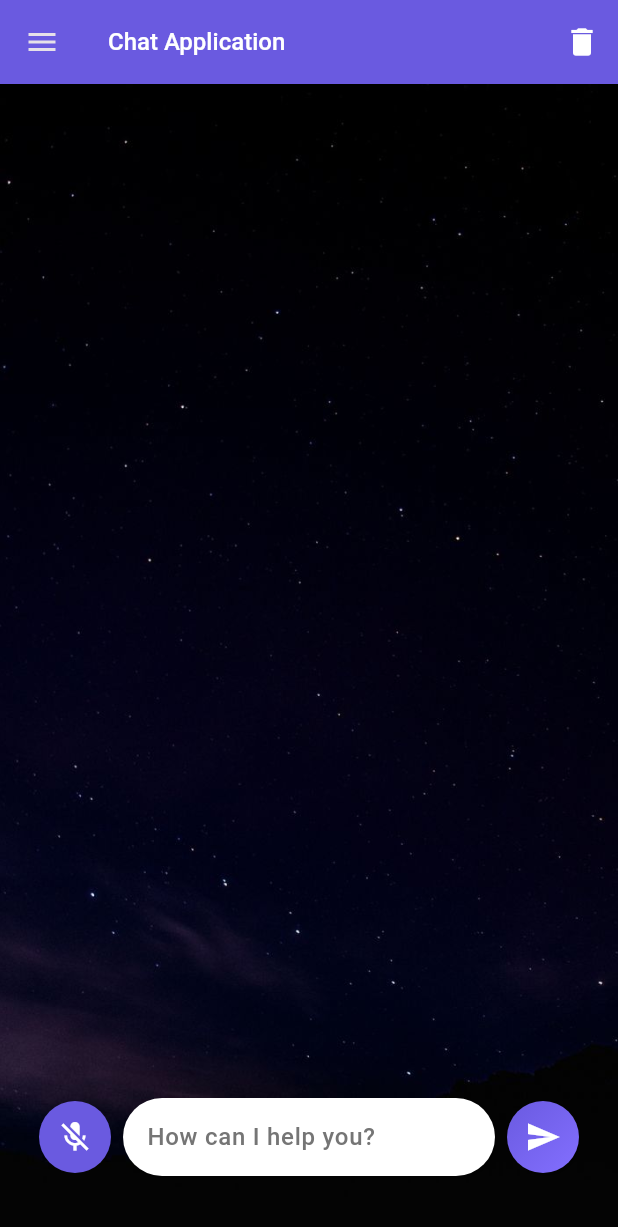
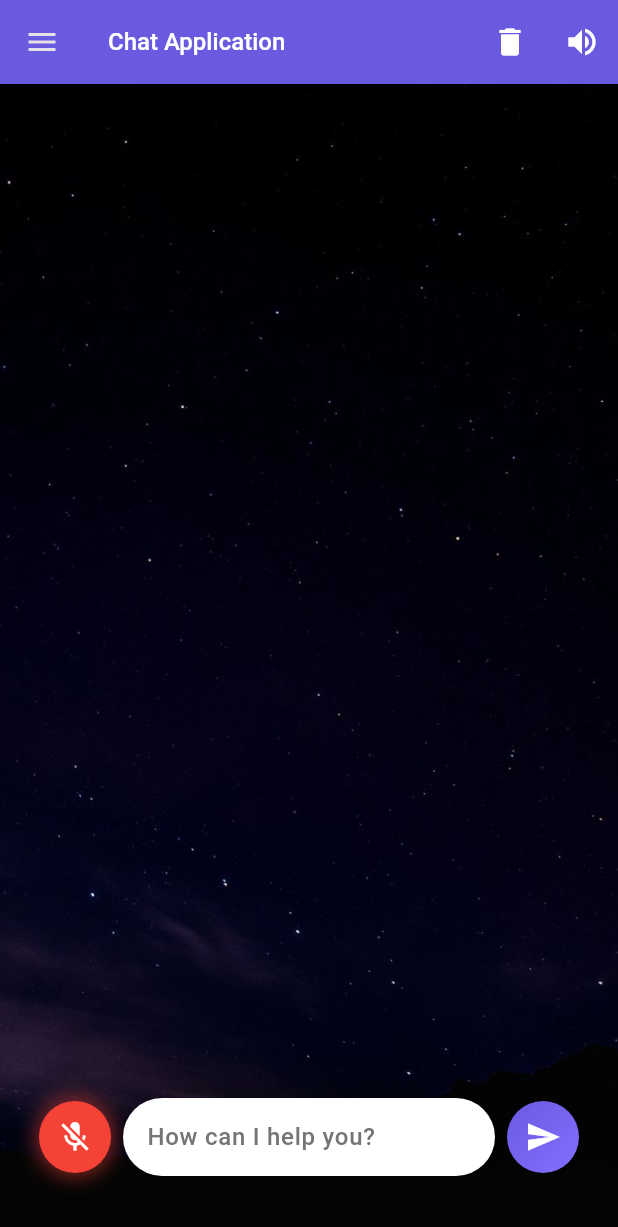
Before and after one commit to AkshayrajsinhChudasama/AI-Personal-Assistant, a Flutter app: the screen it shows once a user with an empty profile is signed in, after a tap on the "mic" icon, on a phone screen of 412 x 824 dp. Shown: the top 1227 px of the screen. Run offline on Flutter 3.47's test engine with Material 3 defaults, Android fonts, the phone set to English and light mode, and no system bars; our stand-ins replace awesome_notifications, firebase_auth, firebase_core, flutter_secure_storage, flutter_tts, google_sign_in and 3 more; accounts and stored records are empty; network calls fail.

Commit message:
Implemented text to speech and made ui better

```diff
--- a/chatbot_ui/lib/screens/home.dart
+++ b/chatbot_ui/lib/screens/home.dart
@@ -1,14 +1,15 @@
+import 'package:flutter/material.dart';
 import 'package:chatbot_ui/services/notificationController.dart';
 import 'package:chatbot_ui/widgets/Input.dart';
-import 'package:flutter/material.dart';
-import 'package:chatbot_ui/utils/colors.dart';
 import 'package:flutter_secure_storage/flutter_secure_storage.dart';
 import 'package:google_sign_in/google_sign_in.dart';
 import 'package:firebase_auth/firebase_auth.dart';
 import '../services/api.dart';
 import '../services/notification.dart';
+import '../utils/colors.dart';
 import '../widgets/utils.dart';
 import 'package:intl/intl.dart';
+import 'package:flutter_tts/flutter_tts.dart';
 
 class HomeScreen extends StatefulWidget {
   const HomeScreen({super.key});
@@ -24,10 +25,13 @@ class HomeScreenState extends State<HomeScreen> with SingleTickerProviderStateMi
   final FlutterSecureStorage _secureStorage = const FlutterSecureStorage();
   String chatHistory = '';
   String stage = 'new';
-  List<Map<String, dynamic>> messages = []; // Store datetime along with the message
+  List<Map<String, dynamic>> messages = [];
   late AnimationController _menuController;
   late Animation<double> _menuAnimation;
   bool isMenuOpen = false;
+  FlutterTts flutterTts = FlutterTts();
+
+  bool isSpeechEnabled = false; // Track speech button state
 
   @override
   void initState() {
@@ -48,9 +52,11 @@ class HomeScreenState extends State<HomeScreen> with SingleTickerProviderStateMi
     _messageController.dispose();
     _scrollController.dispose();
     _menuController.dispose();
+    flutterTts.stop();
     super.dispose();
   }
 
+  // Method to load messages
   void loadMessages() async {
     String? email = FirebaseAuth.instance.currentUser?.email;
     if (email != null) {
@@ -134,16 +140,25 @@ class HomeScreenState extends State<HomeScreen> with SingleTickerProviderStateMi
     return messageWidgets;
   }
 
+  // Method to handle text-to-speech
+  Future<void> _speak(String text) async {
+    if (isSpeechEnabled && text.isNotEmpty) {
+      await flutterTts.setLanguage("en-US");
+      await flutterTts.setPitch(1);
+      await flutterTts.speak(text);  // Speak the text
+    }
+  }
+
   @override
   Widget build(BuildContext context) {
     return GestureDetector(
       onTap: _closeMenu,
       child: Scaffold(
         appBar: AppBar(
-          title: const Text("Chat Application"
-          ,style: TextStyle(
+          title: const Text("Chat Application",
+            style: TextStyle(
               fontSize: 16,
-              color:  Colors.white ,
+              color: Colors.white,
               fontWeight: FontWeight.w500,
             ),
           ),
@@ -161,6 +176,22 @@ class HomeScreenState extends State<HomeScreen> with SingleTickerProviderStateMi
               onPressed: _clearHistory,
               color: Colors.white,
               tooltip: 'Clear History',
+            ),
+            IconButton(
+              icon: isSpeechEnabled
+                  ? const Icon(Icons.volume_up, color: Colors.green)
+                  : const Icon(Icons.volume_up, color: Colors.white), // Change color for ON/OFF state
+              onPressed: () {
+                setState(() {
+                  isSpeechEnabled = !isSpeechEnabled; // Toggle speech state
+                });
+
+                if (messages.isNotEmpty) {
+                  _speak(messages.last['message']); // Speak last message if button is ON
+                }
+              },
+              color: Colors.white,
+              tooltip: isSpeechEnabled ? 'Speech Enabled' : 'Speech Disabled', // Update tooltip text
             ),
           ],
         ),
@@ -180,7 +211,7 @@ class HomeScreenState extends State<HomeScreen> with SingleTickerProviderStateMi
                   Expanded(
                     child: ListView(
                       controller: _scrollController,
-                      children: buildMessageList(),  // Use the new message list builder
+                      children: buildMessageList(),
                     ),
                   ),
                   Padding(
@@ -210,10 +241,10 @@ class HomeScreenState extends State<HomeScreen> with SingleTickerProviderStateMi
                       crossAxisAlignment: CrossAxisAlignment.start,
                       children: [
                         Container(
-                          color: Colors.white, // White background
+                          color: Colors.white,
                           child: ListTile(
                             leading: const Icon(Icons.logout, color: Colors.black),
-                            title: const Text('Log Out',style: TextStyle(color: Colors.black),),
+                            title: const Text('Log Out', style: TextStyle(color: Colors.black)),
                             onTap: () async {
                               _closeMenu();
                               await Future.delayed(const Duration(milliseconds: 200));
@@ -250,6 +281,7 @@ class HomeScreenState extends State<HomeScreen> with SingleTickerProviderStateMi
       });
       var data = await ChatAPI().sendMessageToApi(message, chatHistory, stage, email!);
       var apiResponse = data['text'];
+
       setState(() {
         chatHistory += '\nBot: $apiResponse';
         if (data['text'] != null) {
@@ -263,34 +295,14 @@ class HomeScreenState extends State<HomeScreen> with SingleTickerProviderStateMi
           'dateTime': DateTime.now(),
         });
       });
+
+      // Speak the bot's response if speech is enabled
+      if (isSpeechEnabled && apiResponse.isNotEmpty) {
+        _speak(apiResponse);  // Speak the response
+      }
+
       _scrollToBottom();
     }
-  }
-
-  Future<bool?> _showConfirmationDialog() {
-    return showDialog<bool>(
-      context: context,
-      builder: (BuildContext context) {
-        return AlertDialog(
-          title: const Text('Are you sure?'),
-          content: const Text('This action will delete all your messages permanently.'),
-          actions: <Widget>[
-            TextButton(
-              onPressed: () {
-                Navigator.of(context).pop(false); // User pressed No
-              },
-              child: const Text('No'),
-            ),
-            TextButton(
-              onPressed: () {
-                Navigator.of(context).pop(true); // User pressed Yes
-              },
-              child: const Text('Yes'),
-            ),
-          ],
-        );
-      },
-    );
   }
 
   void _scrollToBottom() {
@@ -370,4 +382,30 @@ class HomeScreenState extends State<HomeScreen> with SingleTickerProviderStateMi
       }
     }
   }
+
+  Future<bool?> _showConfirmationDialog() {
+    return showDialog<bool>(
+      context: context,
+      builder: (BuildContext context) {
+        return AlertDialog(
+          title: const Text('Are you sure?'),
+          content: const Text('This action will delete all your messages permanently.'),
+          actions: <Widget>[
+            TextButton(
+              onPressed: () {
+                Navigator.of(context).pop(false); // User pressed No
+              },
+              child: const Text('No'),
+            ),
+            TextButton(
+              onPressed: () {
+                Navigator.of(context).pop(true); // User pressed Yes
+              },
+              child: const Text('Yes'),
+            ),
+          ],
+        );
+      },
+    );
+  }
 }
--- a/chatbot_ui/lib/widgets/Input.dart
+++ b/chatbot_ui/lib/widgets/Input.dart
@@ -12,40 +12,51 @@ class ChatInputField extends StatefulWidget {
   _ChatInputFieldState createState() => _ChatInputFieldState();
 }
 
-class _ChatInputFieldState extends State<ChatInputField> {
+class _ChatInputFieldState extends State<ChatInputField> with SingleTickerProviderStateMixin {
   stt.SpeechToText _speechToText = stt.SpeechToText();
   bool _isListening = false;
+  double _rotation = 0.0;  // For rotating the mic icon
 
-  // Request microphone permission and start listening if granted
+  @override
+  void dispose() {
+    super.dispose();
+  }
+
   Future<void> _startListening() async {
-    // Request microphone permission
     PermissionStatus status = await Permission.microphone.request();
 
-    // If permission granted, start listening
     if (status.isGranted) {
       bool available = await _speechToText.initialize();
       if (available) {
         setState(() {
           _isListening = true;
+          _rotation += 6.2832;  // Full 360-degree rotation (2 * pi radians)
         });
-        _speechToText.listen(onResult: (result) {
-          widget.controller.text = result.recognizedWords;
-        });
+
+        _speechToText.listen(
+          onResult: (result) {
+            widget.controller.text = result.recognizedWords;
+          },
+        );
       } else {
         print("Speech recognition not available.");
       }
     } else {
       print("Microphone permission not granted.");
-      // Optionally show a dialog or alert for the user to grant permission
     }
   }
 
-  // Stop listening
   void _stopListening() async {
     await _speechToText.stop();
     setState(() {
       _isListening = false;
+      _rotation += 6.2832;  // Complete another full rotation (reset the rotation)
     });
+  }
+
+  void _handleSubmit() {
+    widget.onSend();
+    _stopListening();  // Ensure the mic stops when submitting
   }
 
   @override
@@ -54,24 +65,46 @@ class _ChatInputFieldState extends State<ChatInputField> {
       padding: const EdgeInsets.symmetric(horizontal: 10, vertical: 8),
       child: Row(
         children: [
-          // Microphone Button (on the extreme left)
           GestureDetector(
             onTap: _isListening ? _stopListening : _startListening,
-            child: Container(
+            child: AnimatedContainer(
+              duration: const Duration(milliseconds: 300),
               padding: const EdgeInsets.all(12),
-              decoration: const BoxDecoration(
+              decoration: BoxDecoration(
                 shape: BoxShape.circle,
-                color: Color(0xFF6A5AE0),
+                color: _isListening ? Colors.red : const Color(0xFF6A5AE0),
+                boxShadow: _isListening
+                    ? [
+                  BoxShadow(
+                    color: Colors.red.withOpacity(0.5),
+                    blurRadius: 10,
+                    spreadRadius: 3,
+                  ),
+                ]
+                    : const [
+                  BoxShadow(
+                    color: Colors.black26,
+                    blurRadius: 4,
+                    offset: Offset(2, 2),
+                  ),
+                ],
               ),
-              child: Icon(
-                _isListening ? Icons.mic_off : Icons.mic,
-                color: Colors.white,
-                size: 24,
+              child: AnimatedSwitcher(
+                duration: const Duration(milliseconds: 200),
+                child: AnimatedRotation(
+                  turns: _rotation / 6.2832,  // Convert radians to full turns (1 turn = 2*pi radians)
+                  duration: const Duration(milliseconds: 300),
+                  child: Icon(
+                    _isListening ? Icons.mic_off : Icons.mic,
+                    color: Colors.white,
+                    size: 24,
+                    key: ValueKey<bool>(_isListening),
+                  ),
+                ),
               ),
             ),
           ),
           const SizedBox(width: 8),
-          // Input Field
           Expanded(
             child: Container(
               decoration: BoxDecoration(
@@ -96,15 +129,15 @@ class _ChatInputFieldState extends State<ChatInputField> {
                   hintText: "How can I help you?",
                   hintStyle: TextStyle(color: Colors.grey.shade600),
                   border: InputBorder.none,
-                  contentPadding: const EdgeInsets.symmetric(vertical: 14, horizontal: 16),
+                  contentPadding:
+                  const EdgeInsets.symmetric(vertical: 14, horizontal: 16),
                 ),
               ),
             ),
           ),
           const SizedBox(width: 8),
-          // Send Button
           GestureDetector(
-            onTap: widget.onSend,
+            onTap: _handleSubmit,  // Call the new handleSubmit method
             child: Container(
               padding: const EdgeInsets.all(12),
               decoration: const BoxDecoration(
--- a/chatbot_ui/pubspec.yaml
+++ b/chatbot_ui/pubspec.yaml
@@ -45,6 +45,7 @@ dependencies:
   android_intent_plus: ^5.3.0
   awesome_notifications: ^0.10.0
   speech_to_text: ^7.0.0
+  flutter_tts: ^4.2.2
   # The following adds the Cupertino Icons font to your application.
   # Use with the CupertinoIcons class for iOS style icons.
   cupertino_icons: ^1.0.8
```
Also changed, not shown: chatbot_ui/pubspec.lock, 4 other files.
